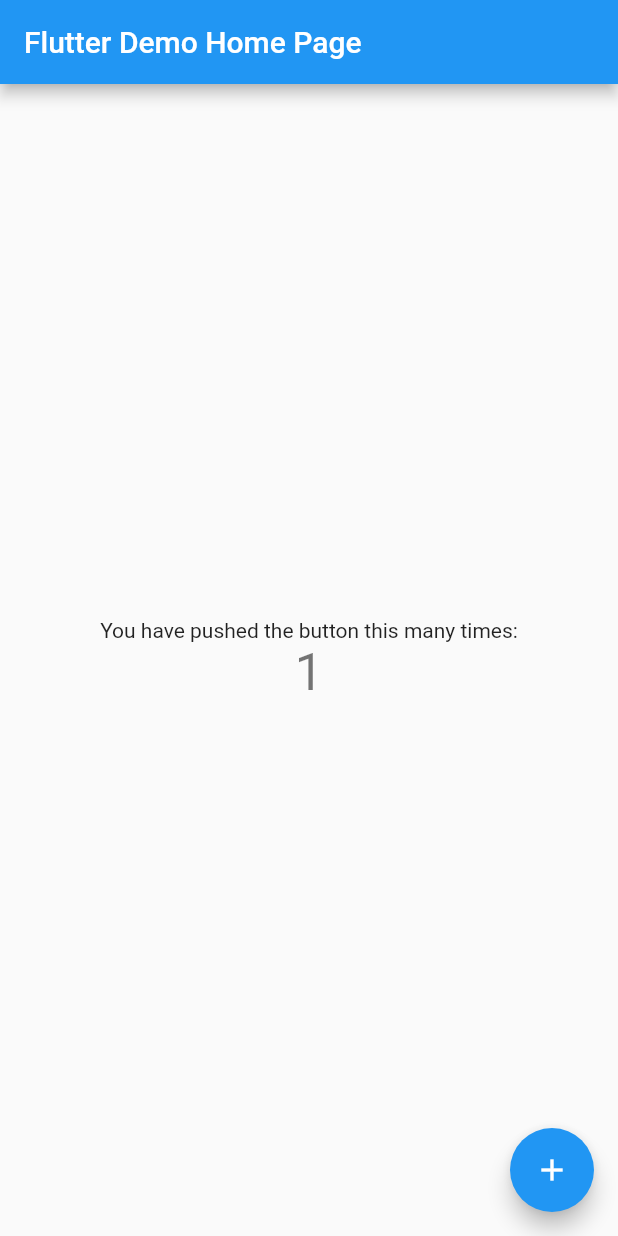
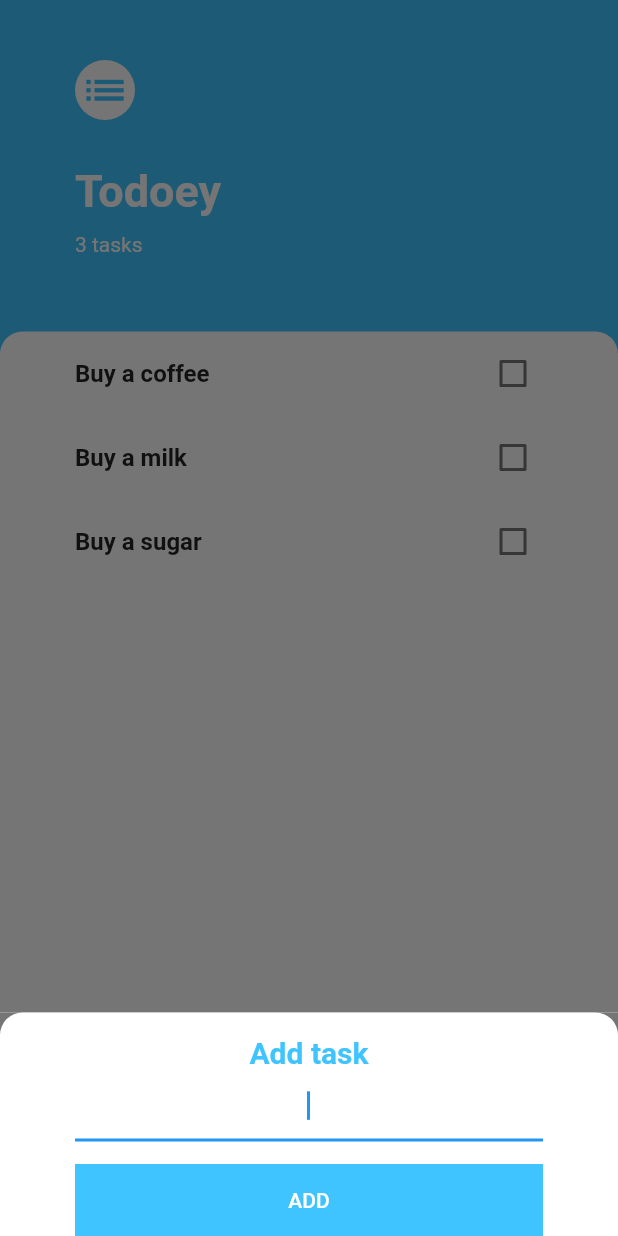
Before and after one commit to VukolRo/todoye, a Flutter app: the screen it shows after launch, after a tap on the "add" icon, on a phone screen of 412 x 824 dp. Run offline on Flutter 3.47's test engine with Material 2 defaults, Android fonts, the phone set to English and light mode, and no system bars.

```diff
--- a/lib/main.dart
+++ b/lib/main.dart
@@ -1,4 +1,5 @@
 import 'package:flutter/material.dart';
+import 'screens/tasks_screen.dart';
 
 void main() {
   runApp(const MyApp());
@@ -7,109 +8,12 @@ void main() {
 class MyApp extends StatelessWidget {
   const MyApp({Key? key}) : super(key: key);
 
-  // This widget is the root of your application.
   @override
   Widget build(BuildContext context) {
     return MaterialApp(
-      title: 'Flutter Demo',
-      theme: ThemeData(
-        // This is the theme of your application.
-        //
-        // Try running your application with "flutter run". You'll see the
-        // application has a blue toolbar. Then, without quitting the app, try
-        // changing the primarySwatch below to Colors.green and then invoke
-        // "hot reload" (press "r" in the console where you ran "flutter run",
-        // or simply save your changes to "hot reload" in a Flutter IDE).
-        // Notice that the counter didn't reset back to zero; the application
-        // is not restarted.
-        primarySwatch: Colors.blue,
+      home: SafeArea(
+        child: TasksScreen(),
       ),
-      home: const MyHomePage(title: 'Flutter Demo Home Page'),
     );
   }
 }
-
-class MyHomePage extends StatefulWidget {
-  const MyHomePage({Key? key, required this.title}) : super(key: key);
-
-  // This widget is the home page of your application. It is stateful, meaning
-  // that it has a State object (defined below) that contains fields that affect
-  // how it looks.
-
-  // This class is the configuration for the state. It holds the values (in this
-  // case the title) provided by the parent (in this case the App widget) and
-  // used by the build method of the State. Fields in a Widget subclass are
-  // always marked "final".
-
-  final String title;
-
-  @override
-  State<MyHomePage> createState() => _MyHomePageState();
-}
-
-class _MyHomePageState extends State<MyHomePage> {
-  int _counter = 0;
-
-  void _incrementCounter() {
-    setState(() {
-      // This call to setState tells the Flutter framework that something has
-      // changed in this State, which causes it to rerun the build method below
-      // so that the display can reflect the updated values. If we changed
-      // _counter without calling setState(), then the build method would not be
-      // called again, and so nothing would appear to happen.
-      _counter++;
-    });
-  }
-
-  @override
-  Widget build(BuildContext context) {
-    // This method is rerun every time setState is called, for instance as done
-    // by the _incrementCounter method above.
-    //
-    // The Flutter framework has been optimized to make rerunning build methods
-    // fast, so that you can just rebuild anything that needs updating rather
-    // than having to individually change instances of widgets.
-    return Scaffold(
-      appBar: AppBar(
-        // Here we take the value from the MyHomePage object that was created by
-        // the App.build method, and use it to set our appbar title.
-        title: Text(widget.title),
-      ),
-      body: Center(
-        // Center is a layout widget. It takes a single child and positions it
-        // in the middle of the parent.
-        child: Column(
-          // Column is also a layout widget. It takes a list of children and
-          // arranges them vertically. By default, it sizes itself to fit its
-          // children horizontally, and tries to be as tall as its parent.
-          //
-          // Invoke "debug painting" (press "p" in the console, choose the
-          // "Toggle Debug Paint" action from the Flutter Inspector in Android
-          // Studio, or the "Toggle Debug Paint" command in Visual Studio Code)
-          // to see the wireframe for each widget.
-          //
-          // Column has various properties to control how it sizes itself and
-          // how it positions its children. Here we use mainAxisAlignment to
-          // center the children vertically; the main axis here is the vertical
-          // axis because Columns are vertical (the cross axis would be
-          // horizontal).
-          mainAxisAlignment: MainAxisAlignment.center,
-          children: <Widget>[
-            const Text(
-              'You have pushed the button this many times:',
-            ),
-            Text(
-              '$_counter',
-              style: Theme.of(context).textTheme.headline4,
-            ),
-          ],
-        ),
-      ),
-      floatingActionButton: FloatingActionButton(
-        onPressed: _incrementCounter,
-        tooltip: 'Increment',
-        child: const Icon(Icons.add),
-      ), // This trailing comma makes auto-formatting nicer for build methods.
-    );
-  }
-}
--- /dev/null
+++ b/lib/models/task.dart
@@ -0,0 +1,10 @@
+class Task {
+  String? name;
+  bool isDone;
+
+  Task({this.name, this.isDone = false});
+
+  void toggleDone() {
+    isDone = !isDone;
+  }
+}
--- /dev/null
+++ b/lib/screens/add_tasks_screen.dart
@@ -0,0 +1,64 @@
+import 'package:flutter/material.dart';
+
+class AddTasksScreen extends StatelessWidget {
+  String? newTask;
+  Function addNewValue;
+
+  AddTasksScreen(this.addNewValue);
+
+  @override
+  Widget build(BuildContext context) {
+    return Container(
+      color: Color(0xff757575),
+      child: Container(
+        padding: const EdgeInsets.symmetric(horizontal: 50.0),
+        decoration: BoxDecoration(
+          color: Colors.white,
+          borderRadius: BorderRadius.only(
+            topRight: Radius.circular(15.0),
+            topLeft: Radius.circular(15.0),
+          ),
+        ),
+        child: Column(
+          crossAxisAlignment: CrossAxisAlignment.stretch,
+          children: [
+            SizedBox(
+              height: 15.0,
+            ),
+            Text(
+              'Add task',
+              textAlign: TextAlign.center,
+              style: TextStyle(
+                  color: Colors.lightBlueAccent,
+                  fontSize: 20.0,
+                  fontWeight: FontWeight.bold),
+            ),
+            TextField(
+              autofocus: true,
+              textAlign: TextAlign.center,
+              onChanged: (value) {
+                newTask = value;
+              },
+            ),
+            SizedBox(
+              height: 15.0,
+            ),
+            Container(
+              color: Colors.lightBlueAccent,
+              child: TextButton(
+                onPressed: () {
+                  addNewValue(newTask);
+                  Navigator.pop(context);
+                },
+                child: Text(
+                  'ADD',
+                  style: TextStyle(color: Colors.white),
+                ),
+              ),
+            )
+          ],
+        ),
+      ),
+    );
+  }
+}
--- /dev/null
+++ b/lib/screens/tasks_screen.dart
@@ -0,0 +1,111 @@
+import 'package:flutter/material.dart';
+import 'package:todoey/widgets/tasks_list.dart';
+import 'package:todoey/screens/add_tasks_screen.dart';
+import 'package:todoey/models/task.dart';
+
+class TasksScreen extends StatefulWidget {
+  @override
+  State<TasksScreen> createState() => _TasksScreenState();
+}
+
+class _TasksScreenState extends State<TasksScreen> {
+  List<Task> tasks = [
+    Task(name: 'Buy a coffee'),
+    Task(name: 'Buy a milk'),
+    Task(name: 'Buy a sugar'),
+  ];
+
+  @override
+  Widget build(BuildContext context) {
+    return Scaffold(
+      floatingActionButton: FloatingActionButton(
+        child: Icon(
+          Icons.add,
+          size: 35.0,
+        ),
+        backgroundColor: Colors.lightBlueAccent,
+        onPressed: () {
+          showModalBottomSheet(
+              context: context,
+              isScrollControlled: true,
+              builder: (context) => SingleChildScrollView(
+                      child: Container(
+                    padding: EdgeInsets.only(
+                        bottom: MediaQuery.of(context).viewInsets.bottom),
+                    child: AddTasksScreen((newValue) {
+                      setState(() {
+                        tasks.add(Task(name: newValue));
+                      });
+                    }),
+                  )));
+        },
+      ),
+      backgroundColor: Colors.lightBlueAccent,
+      body: Column(
+        crossAxisAlignment: CrossAxisAlignment.start,
+        children: [
+          Padding(
+            padding: const EdgeInsets.only(left: 50.0),
+            child: Column(
+              crossAxisAlignment: CrossAxisAlignment.start,
+              children: [
+                SizedBox(
+                  height: 40.0,
+                  width: double.infinity,
+                ),
+                CircleAvatar(
+                  backgroundColor: Colors.white,
+                  child: IconButton(
+                    padding: EdgeInsets.all(0.0),
+                    icon: const Icon(
+                      Icons.list,
+                      size: 33.0,
+                      color: Colors.lightBlueAccent,
+                    ),
+                    onPressed: () {},
+                  ),
+                ),
+                SizedBox(
+                  height: 30.0,
+                  width: double.infinity,
+                ),
+                Text(
+                  'Todoey',
+                  style: TextStyle(
+                      fontSize: 30.0,
+                      fontWeight: FontWeight.w700,
+                      color: Colors.white),
+                ),
+                SizedBox(
+                  height: 10.0,
+                  width: double.infinity,
+                ),
+                Text(
+                  '${tasks.length} tasks',
+                  style: TextStyle(color: Colors.white),
+                ),
+                SizedBox(
+                  height: 50.0,
+                  width: double.infinity,
+                ),
+              ],
+            ),
+          ),
+          Expanded(
+            child: Container(
+              padding: EdgeInsets.symmetric(horizontal: 34.0),
+              decoration: BoxDecoration(
+                color: Colors.white,
+                borderRadius: BorderRadius.only(
+                  topLeft: Radius.circular(15.0),
+                  topRight: Radius.circular(15.0),
+                ),
+              ),
+              child: TasksList(tasks),
+            ),
+          ),
+        ],
+      ),
+    );
+  }
+}
--- /dev/null
+++ b/lib/widgets/tasks_list.dart
@@ -0,0 +1,31 @@
+import 'package:flutter/material.dart';
+import 'package:todoey/widgets/tasks_list_tile.dart';
+import 'package:todoey/models/task.dart';
+
+class TasksList extends StatefulWidget {
+  final List<Task>? tasks;
+  TasksList(this.tasks);
+
+  @override
+  State<TasksList> createState() => _TasksListState();
+}
+
+class _TasksListState extends State<TasksList> {
+  @override
+  Widget build(BuildContext context) {
+    return ListView.builder(
+      itemBuilder: (context, index) {
+        return TaskListTile(
+          name: widget.tasks![index].name,
+          isChecked: widget.tasks![index].isDone,
+          toggledCheckBox: (value) {
+            setState(() {
+              widget.tasks![index].toggleDone();
+            });
+          },
+        );
+      },
+      itemCount: widget.tasks!.length,
+    );
+  }
+}
--- /dev/null
+++ b/lib/widgets/tasks_list_tile.dart
@@ -0,0 +1,24 @@
+import 'package:flutter/material.dart';
+
+class TaskListTile extends StatelessWidget {
+  final String? name;
+  final bool? isChecked;
+  final Function(bool?)? toggledCheckBox;
+  const TaskListTile({this.name, this.isChecked, this.toggledCheckBox});
+
+  @override
+  Widget build(BuildContext context) {
+    return CheckboxListTile(
+      activeColor: Colors.lightBlueAccent,
+      title: Text(
+        name!,
+        style: TextStyle(
+            fontWeight: FontWeight.bold,
+            decoration:
+                isChecked! ? TextDecoration.lineThrough : TextDecoration.none),
+      ),
+      value: isChecked,
+      onChanged: toggledCheckBox,
+    );
+  }
+}
```
Also changed, not shown: pubspec.yaml (+1 -70 lines), 1 other file.
